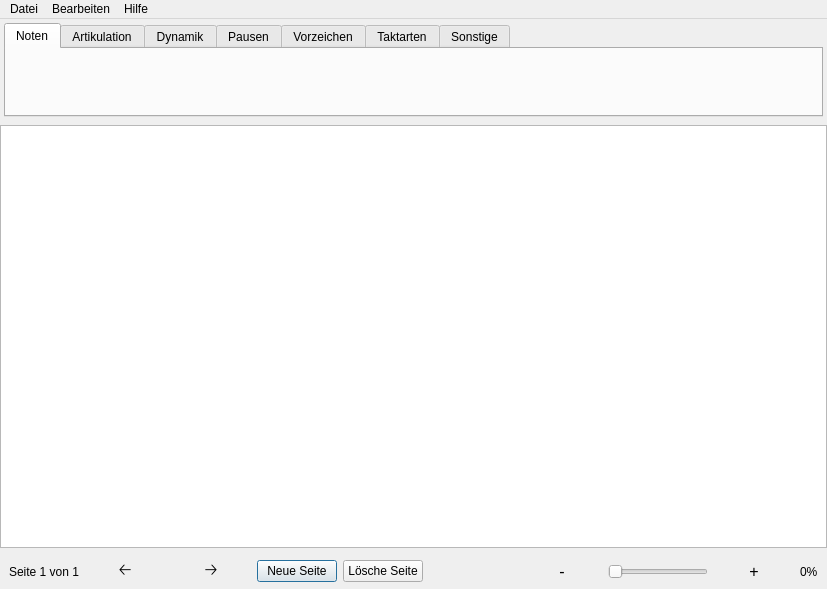
This is src/pyqt5_designer_uis/mainwindow.ui in NO411/notensatz as Qt 5 draws it before an edit. The edited form follows.
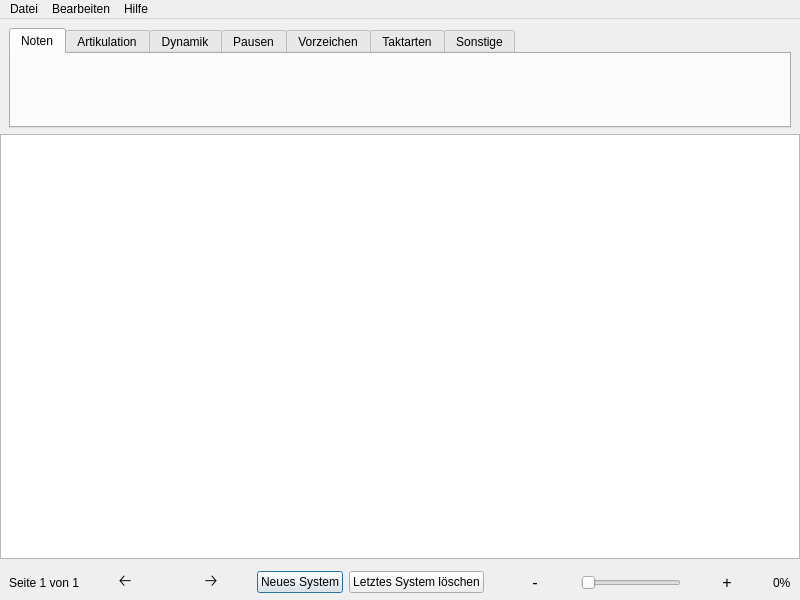
This is the edited form. Icons and pictures are not drawn.

Commit message: completely new system/stave and page system

Diff of the .ui file:
```diff
--- a/src/pyqt5_designer_uis/mainwindow.ui
+++ b/src/pyqt5_designer_uis/mainwindow.ui
@@ -6,14 +6,14 @@
    <rect>
     <x>0</x>
     <y>0</y>
-    <width>827</width>
-    <height>589</height>
+    <width>800</width>
+    <height>600</height>
    </rect>
   </property>
   <property name="minimumSize">
    <size>
-    <width>584</width>
-    <height>589</height>
+    <width>800</width>
+    <height>600</height>
    </size>
   </property>
   <property name="font">
@@ -59,46 +59,51 @@
      <number>0</number>
     </property>
     <item>
-     <widget class="QFrame" name="top_frame">
-      <property name="minimumSize">
-       <size>
-        <width>0</width>
-        <height>100</height>
-       </size>
-      </property>
-      <property name="maximumSize">
-       <size>
-        <width>16777215</width>
-        <height>100</height>
-       </size>
-      </property>
-      <property name="frameShape">
-       <enum>QFrame::NoFrame</enum>
-      </property>
-      <property name="frameShadow">
-       <enum>QFrame::Plain</enum>
-      </property>
-      <property name="lineWidth">
-       <number>0</number>
-      </property>
-      <layout class="QVBoxLayout" name="verticalLayout_2">
+     <layout class="QHBoxLayout" name="horizontalLayout">
        <property name="leftMargin">
-        <number>4</number>
+       <number>9</number>
        </property>
        <property name="topMargin">
-        <number>4</number>
+       <number>9</number>
        </property>
        <property name="rightMargin">
-        <number>4</number>
+       <number>9</number>
        </property>
        <property name="bottomMargin">
-        <number>2</number>
+       <number>0</number>
        </property>
        <item>
         <widget class="QTabWidget" name="symbols_box">
+        <property name="sizePolicy">
+         <sizepolicy hsizetype="Expanding" vsizetype="Fixed">
+          <horstretch>0</horstretch>
+          <verstretch>0</verstretch>
+         </sizepolicy>
+        </property>
+        <property name="minimumSize">
+         <size>
+          <width>0</width>
+          <height>100</height>
+         </size>
+        </property>
+        <property name="maximumSize">
+         <size>
+          <width>16777215</width>
+          <height>100</height>
+         </size>
+        </property>
+        <property name="sizeIncrement">
+         <size>
+          <width>0</width>
+          <height>100</height>
+         </size>
+        </property>
          <property name="cursor">
           <cursorShape>ArrowCursor</cursorShape>
          </property>
+        <property name="tabShape">
+         <enum>QTabWidget::Rounded</enum>
+        </property>
          <property name="currentIndex">
           <number>0</number>
          </property>
@@ -117,6 +122,9 @@
          <property name="movable">
           <bool>true</bool>
          </property>
+        <property name="tabBarAutoHide">
+         <bool>false</bool>
+        </property>
          <widget class="QWidget" name="notations">
           <attribute name="title">
            <string>Noten</string>
@@ -155,10 +163,18 @@
         </widget>
        </item>
       </layout>
-     </widget>
     </item>
     <item>
      <widget class="QGraphicsView" name="view">
+      <property name="sizePolicy">
+       <sizepolicy hsizetype="Expanding" vsizetype="Expanding">
+        <horstretch>0</horstretch>
+        <verstretch>0</verstretch>
+       </sizepolicy>
+      </property>
+      <property name="cursor" stdset="0">
+       <cursorShape>ArrowCursor</cursorShape>
+      </property>
       <property name="autoFillBackground">
        <bool>false</bool>
       </property>
@@ -203,7 +219,30 @@
        <property name="verticalSpacing">
         <number>6</number>
        </property>
-       <item row="0" column="8">
+       <item row="0" column="4">
+        <widget class="QPushButton" name="delete_last_system_button">
+         <property name="text">
+          <string>Letztes System löschen</string>
+         </property>
+         <property name="flat">
+          <bool>false</bool>
+         </property>
+        </widget>
+       </item>
+       <item row="0" column="3">
+        <widget class="QPushButton" name="new_system_button">
+         <property name="text">
+          <string>Neues System</string>
+         </property>
+         <property name="default">
+          <bool>true</bool>
+         </property>
+         <property name="flat">
+          <bool>false</bool>
+         </property>
+        </widget>
+       </item>
+       <item row="0" column="12">
         <widget class="QPushButton" name="zoom_in_button">
          <property name="font">
           <font>
@@ -218,7 +257,56 @@
          </property>
         </widget>
        </item>
-       <item row="0" column="6">
+       <item row="0" column="2">
+        <widget class="QPushButton" name="next_page_button">
+         <property name="font">
+          <font>
+           <pointsize>12</pointsize>
+           <italic>false</italic>
+           <underline>false</underline>
+           <strikeout>false</strikeout>
+          </font>
+         </property>
+         <property name="toolTip">
+          <string>&lt;html&gt;&lt;head/&gt;&lt;body&gt;&lt;p&gt;&lt;span style=&quot; color:#000000;&quot;&gt;Nächste Seite&lt;/span&gt;&lt;/p&gt;&lt;/body&gt;&lt;/html&gt;</string>
+         </property>
+         <property name="whatsThis">
+          <string>&lt;html&gt;&lt;head/&gt;&lt;body&gt;&lt;p&gt;&lt;br/&gt;&lt;/p&gt;&lt;/body&gt;&lt;/html&gt;</string>
+         </property>
+         <property name="text">
+          <string>🡢</string>
+         </property>
+         <property name="flat">
+          <bool>true</bool>
+         </property>
+        </widget>
+       </item>
+       <item row="0" column="1">
+        <widget class="QPushButton" name="previous_page_button">
+         <property name="font">
+          <font>
+           <pointsize>12</pointsize>
+          </font>
+         </property>
+         <property name="toolTip">
+          <string>&lt;html&gt;&lt;head/&gt;&lt;body&gt;&lt;p&gt;&lt;span style=&quot; color:#000000;&quot;&gt;Vorherige Seite&lt;/span&gt;&lt;/p&gt;&lt;/body&gt;&lt;/html&gt;</string>
+         </property>
+         <property name="text">
+          <string>🡠</string>
+         </property>
+         <property name="flat">
+          <bool>true</bool>
+         </property>
+        </widget>
+       </item>
+       <item row="0" column="13">
+        <widget class="QLabel" name="zoom_label">
+         <property name="text">
+          <string>0%</string>
+         </property>
+        </widget>
+       </item>
+       <item row="0" column="10">
         <widget class="QPushButton" name="zoom_out_button">
          <property name="font">
           <font>
@@ -245,28 +333,39 @@
          </property>
         </widget>
        </item>
-       <item row="0" column="5">
-        <spacer name="bottom_bar_spacer">
+       <item row="0" column="9">
+        <spacer name="horizontalSpacer">
          <property name="orientation">
           <enum>Qt::Horizontal</enum>
          </property>
          <property name="sizeHint" stdset="0">
           <size>
-           <width>20</width>
-           <height>17</height>
+           <width>40</width>
+           <height>20</height>
           </size>
          </property>
         </spacer>
        </item>
-       <item row="0" column="9">
-        <widget class="QLabel" name="zoom_label">
+       <item row="0" column="0">
+        <widget class="QLabel" name="current_page_label">
+         <property name="font">
+          <font>
+           <italic>false</italic>
+          </font>
+         </property>
          <property name="text">
-          <string>0%</string>
+          <string>Seite 1 von 1</string>
          </property>
         </widget>
        </item>
-       <item row="0" column="7">
+       <item row="0" column="11">
         <widget class="QSlider" name="zoom_slider">
+         <property name="sizePolicy">
+          <sizepolicy hsizetype="Fixed" vsizetype="Fixed">
+           <horstretch>0</horstretch>
+           <verstretch>0</verstretch>
+          </sizepolicy>
+         </property>
          <property name="minimumSize">
           <size>
            <width>100</width>
@@ -293,75 +392,6 @@
          </property>
         </widget>
        </item>
-       <item row="0" column="4">
-        <widget class="QPushButton" name="delete_page_button">
-         <property name="text">
-          <string>Lösche Seite</string>
-         </property>
-         <property name="autoDefault">
-          <bool>false</bool>
-         </property>
-         <property name="flat">
-          <bool>false</bool>
-         </property>
-        </widget>
-       </item>
-       <item row="0" column="2">
-        <widget class="QPushButton" name="next_page_button">
-         <property name="font">
-          <font>
-           <pointsize>12</pointsize>
-          </font>
-         </property>
-         <property name="toolTip">
-          <string>&lt;html&gt;&lt;head/&gt;&lt;body&gt;&lt;p&gt;&lt;span style=&quot; color:#000000;&quot;&gt;Nächste Seite&lt;/span&gt;&lt;/p&gt;&lt;/body&gt;&lt;/html&gt;</string>
-         </property>
-         <property name="whatsThis">
-          <string>&lt;html&gt;&lt;head/&gt;&lt;body&gt;&lt;p&gt;&lt;br/&gt;&lt;/p&gt;&lt;/body&gt;&lt;/html&gt;</string>
-         </property>
-         <property name="text">
-          <string>🡢</string>
-         </property>
-         <property name="flat">
-          <bool>true</bool>
-         </property>
-        </widget>
-       </item>
-       <item row="0" column="0">
-        <widget class="QLabel" name="current_page_label">
-         <property name="text">
-          <string>Seite 1 von 1</string>
-         </property>
-        </widget>
-       </item>
-       <item row="0" column="1">
-        <widget class="QPushButton" name="previous_page_button">
-         <property name="font">
-          <font>
-           <pointsize>12</pointsize>
-          </font>
-         </property>
-         <property name="toolTip">
-          <string>&lt;html&gt;&lt;head/&gt;&lt;body&gt;&lt;p&gt;&lt;span style=&quot; color:#000000;&quot;&gt;Vorherige Seite&lt;/span&gt;&lt;/p&gt;&lt;/body&gt;&lt;/html&gt;</string>
-         </property>
-         <property name="text">
-          <string>🡠</string>
-         </property>
-         <property name="flat">
-          <bool>true</bool>
-         </property>
-        </widget>
-       </item>
-       <item row="0" column="3">
-        <widget class="QPushButton" name="new_page_button">
-         <property name="text">
-          <string>Neue Seite</string>
-         </property>
-         <property name="default">
-          <bool>true</bool>
-         </property>
-        </widget>
-       </item>
       </layout>
      </widget>
     </item>
@@ -375,7 +405,7 @@
     <rect>
      <x>0</x>
      <y>0</y>
-     <width>827</width>
+     <width>800</width>
      <height>21</height>
     </rect>
    </property>
```
Left out of the diff: 19 changed lines with no effect on the pictures. Lines whose indentation alone changed are shown as unchanged. The commit also changes 11 other files.
